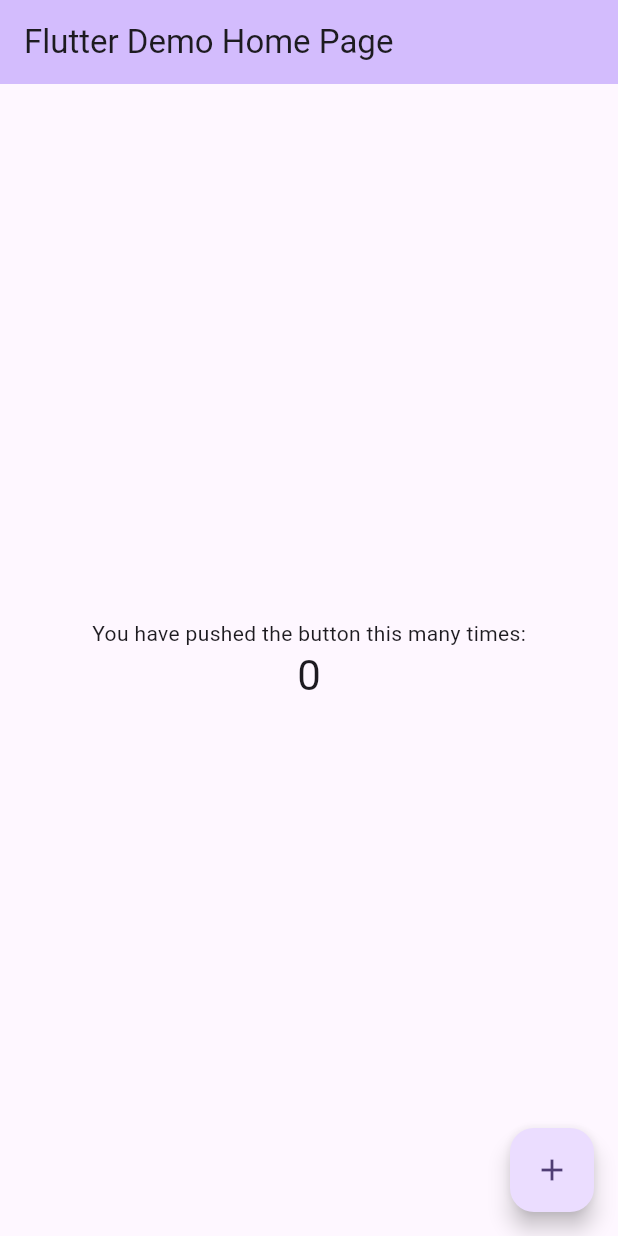
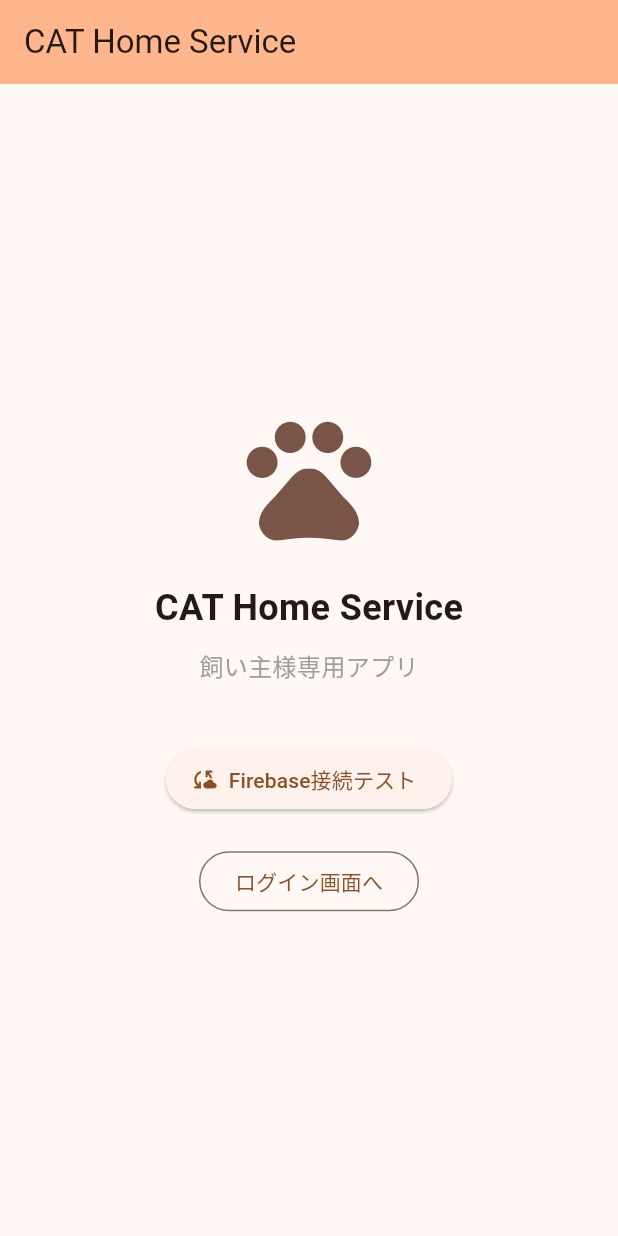
Before and after one commit to tetesasa/hnn-owners-app, a Flutter app: the screen it shows after launch, on a phone screen of 412 x 824 dp. Run offline on Flutter 3.47's test engine with Material 3 defaults, Android fonts, the light colour scheme and no system bars; our stand-ins replace cloud_firestore, firebase_auth, firebase_core, flutter_riverpod, go_router; accounts and stored records are empty; generated files the repository leaves out were written again.

Commit message:
🔥 Firebase integration successful ✅ Firebase Auth connection verified ✅ Cloud Firestore read access confirmed ✅ Firebase connection test implementation complete ✅ Basic app structure with Riverpod integration ✅ Development environment fully operational
Ready for authentication system implementation

```diff
--- a/lib/main.dart
+++ b/lib/main.dart
@@ -1,125 +1,158 @@
+// lib/main.dart
 import 'package:flutter/material.dart';
+import 'package:flutter_riverpod/flutter_riverpod.dart';
+import 'package:firebase_core/firebase_core.dart';
+import 'package:go_router/go_router.dart';
+import 'package:hnn_owners/services/firebase_test_service.dart';
+import 'firebase_options.dart';
 
-void main() {
-  runApp(const MyApp());
+void main() async {
+  WidgetsFlutterBinding.ensureInitialized();
+
+  // Firebase初期化
+  await Firebase.initializeApp(
+    options: DefaultFirebaseOptions.currentPlatform,
+  );
+
+  runApp(
+    const ProviderScope(
+      child: OwnerApp(),
+    ),
+  );
 }
 
-class MyApp extends StatelessWidget {
-  const MyApp({super.key});
+class OwnerApp extends StatelessWidget {
+  const OwnerApp({super.key});
 
-  // This widget is the root of your application.
   @override
   Widget build(BuildContext context) {
-    return MaterialApp(
-      title: 'Flutter Demo',
+    return MaterialApp.router(
+      title: 'HNN Owners App',
       theme: ThemeData(
-        // This is the theme of your application.
-        //
-        // TRY THIS: Try running your application with "flutter run". You'll see
-        // the application has a purple toolbar. Then, without quitting the app,
-        // try changing the seedColor in the colorScheme below to Colors.green
-        // and then invoke "hot reload" (save your changes or press the "hot
-        // reload" button in a Flutter-supported IDE, or press "r" if you used
-        // the command line to start the app).
-        //
-        // Notice that the counter didn't reset back to zero; the application
-        // state is not lost during the reload. To reset the state, use hot
-        // restart instead.
-        //
-        // This works for code too, not just values: Most code changes can be
-        // tested with just a hot reload.
-        colorScheme: ColorScheme.fromSeed(seedColor: Colors.deepPurple),
+        colorScheme: ColorScheme.fromSeed(
+          seedColor: const Color(0xFF8B4513), // 茶色ベース
+        ),
         useMaterial3: true,
       ),
-      home: const MyHomePage(title: 'Flutter Demo Home Page'),
+      routerConfig: _router,
     );
   }
 }
 
-class MyHomePage extends StatefulWidget {
-  const MyHomePage({super.key, required this.title});
+// 基本ルーティング設定
+final _router = GoRouter(
+  routes: [
+    GoRoute(
+      path: '/',
+      builder: (context, state) => const HomeScreen(),
+    ),
+    GoRoute(
+      path: '/login',
+      builder: (context, state) => const LoginScreen(),
+    ),
+  ],
+);
 
-  // This widget is the home page of your application. It is stateful, meaning
-  // that it has a State object (defined below) that contains fields that affect
-  // how it looks.
-
-  // This class is the configuration for the state. It holds the values (in this
-  // case the title) provided by the parent (in this case the App widget) and
-  // used by the build method of the State. Fields in a Widget subclass are
-  // always marked "final".
-
-  final String title;
+// lib/main.dart の HomeScreen を更新
+class HomeScreen extends ConsumerStatefulWidget {
+  const HomeScreen({super.key});
 
   @override
-  State<MyHomePage> createState() => _MyHomePageState();
+  ConsumerState<HomeScreen> createState() => _HomeScreenState();
 }
 
-class _MyHomePageState extends State<MyHomePage> {
-  int _counter = 0;
+class _HomeScreenState extends ConsumerState<HomeScreen> {
+  bool _isTestingConnection = false;
 
-  void _incrementCounter() {
+  Future<void> _testFirebaseConnection() async {
     setState(() {
-      // This call to setState tells the Flutter framework that something has
-      // changed in this State, which causes it to rerun the build method below
-      // so that the display can reflect the updated values. If we changed
-      // _counter without calling setState(), then the build method would not be
-      // called again, and so nothing would appear to happen.
-      _counter++;
+      _isTestingConnection = true;
     });
+
+    await FirebaseTestService.runAllTests();
+
+    setState(() {
+      _isTestingConnection = false;
+    });
+
+    if (mounted) {
+      ScaffoldMessenger.of(context).showSnackBar(
+        const SnackBar(
+          content: Text('Firebase接続テスト完了（コンソールログを確認）'),
+        ),
+      );
+    }
   }
 
   @override
   Widget build(BuildContext context) {
-    // This method is rerun every time setState is called, for instance as done
-    // by the _incrementCounter method above.
-    //
-    // The Flutter framework has been optimized to make rerunning build methods
-    // fast, so that you can just rebuild anything that needs updating rather
-    // than having to individually change instances of widgets.
     return Scaffold(
       appBar: AppBar(
-        // TRY THIS: Try changing the color here to a specific color (to
-        // Colors.amber, perhaps?) and trigger a hot reload to see the AppBar
-        // change color while the other colors stay the same.
+        title: const Text('CAT Home Service'),
         backgroundColor: Theme.of(context).colorScheme.inversePrimary,
-        // Here we take the value from the MyHomePage object that was created by
-        // the App.build method, and use it to set our appbar title.
-        title: Text(widget.title),
       ),
       body: Center(
-        // Center is a layout widget. It takes a single child and positions it
-        // in the middle of the parent.
         child: Column(
-          // Column is also a layout widget. It takes a list of children and
-          // arranges them vertically. By default, it sizes itself to fit its
-          // children horizontally, and tries to be as tall as its parent.
-          //
-          // Column has various properties to control how it sizes itself and
-          // how it positions its children. Here we use mainAxisAlignment to
-          // center the children vertically; the main axis here is the vertical
-          // axis because Columns are vertical (the cross axis would be
-          // horizontal).
-          //
-          // TRY THIS: Invoke "debug painting" (choose the "Toggle Debug Paint"
-          // action in the IDE, or press "p" in the console), to see the
-          // wireframe for each widget.
           mainAxisAlignment: MainAxisAlignment.center,
-          children: <Widget>[
+          children: [
+            const Icon(
+              Icons.pets,
+              size: 100,
+              color: Colors.brown,
+            ),
+            const SizedBox(height: 20),
             const Text(
-              'You have pushed the button this many times:',
+              'CAT Home Service',
+              style: TextStyle(
+                fontSize: 24,
+                fontWeight: FontWeight.bold,
+              ),
             ),
-            Text(
-              '$_counter',
-              style: Theme.of(context).textTheme.headlineMedium,
+            const SizedBox(height: 10),
+            const Text(
+              '飼い主様専用アプリ',
+              style: TextStyle(
+                fontSize: 16,
+                color: Colors.grey,
+              ),
+            ),
+            const SizedBox(height: 40),
+            ElevatedButton.icon(
+              onPressed: _isTestingConnection ? null : _testFirebaseConnection,
+              icon: _isTestingConnection
+                  ? const SizedBox(
+                      width: 20,
+                      height: 20,
+                      child: CircularProgressIndicator(strokeWidth: 2),
+                    )
+                  : const Icon(Icons.cloud_sync),
+              label: Text(
+                _isTestingConnection ? '接続テスト中...' : 'Firebase接続テスト',
+              ),
+            ),
+            const SizedBox(height: 20),
+            OutlinedButton(
+              onPressed: () => context.go('/login'),
+              child: const Text('ログイン画面へ'),
             ),
           ],
         ),
       ),
-      floatingActionButton: FloatingActionButton(
-        onPressed: _incrementCounter,
-        tooltip: 'Increment',
-        child: const Icon(Icons.add),
-      ), // This trailing comma makes auto-formatting nicer for build methods.
     );
   }
 }
+
+// 仮のログイン画面
+class LoginScreen extends StatelessWidget {
+  const LoginScreen({super.key});
+
+  @override
+  Widget build(BuildContext context) {
+    return Scaffold(
+      appBar: AppBar(title: const Text('ログイン')),
+      body: const Center(
+        child: Text('ログイン画面 (実装予定)'),
+      ),
+    );
+  }
+}
--- /dev/null
+++ b/lib/services/firebase_test_service.dart
@@ -0,0 +1,45 @@
+// lib/services/firebase_test_service.dart
+import 'package:cloud_firestore/cloud_firestore.dart';
+import 'package:firebase_auth/firebase_auth.dart';
+import 'package:flutter/material.dart';
+
+class FirebaseTestService {
+  static final FirebaseFirestore _firestore = FirebaseFirestore.instance;
+  static final FirebaseAuth _auth = FirebaseAuth.instance;
+
+  // Firestore接続テスト
+  static Future<bool> testFirestoreConnection() async {
+    try {
+      // 既存のCUSTOMERSコレクションから1件取得テスト
+      final snapshot = await _firestore.collection('CUSTOMERS').limit(1).get();
+
+      debugPrint('✅ Firestore接続成功: ${snapshot.docs.length}件のドキュメント取得');
+      return true;
+    } catch (e) {
+      debugPrint('❌ Firestore接続エラー: $e');
+      return false;
+    }
+  }
+
+  // Firebase Authentication接続テスト
+  static Future<bool> testAuthConnection() async {
+    try {
+      final user = _auth.currentUser;
+      debugPrint('✅ Firebase Auth接続成功: Current User = ${user?.uid ?? "未ログイン"}');
+      return true;
+    } catch (e) {
+      debugPrint('❌ Firebase Auth接続エラー: $e');
+      return false;
+    }
+  }
+
+  // 総合接続テスト
+  static Future<void> runAllTests() async {
+    debugPrint('🔥 Firebase接続テスト開始...');
+
+    await testAuthConnection();
+    await testFirestoreConnection();
+
+    debugPrint('🔥 Firebase接続テスト完了');
+  }
+}
```
Also changed, not shown: firestore.indexes.json (added, +139 -0 lines), pubspec.yaml (+5 -4 lines), firebase.json (added), pubspec.lock, 11 other files.
